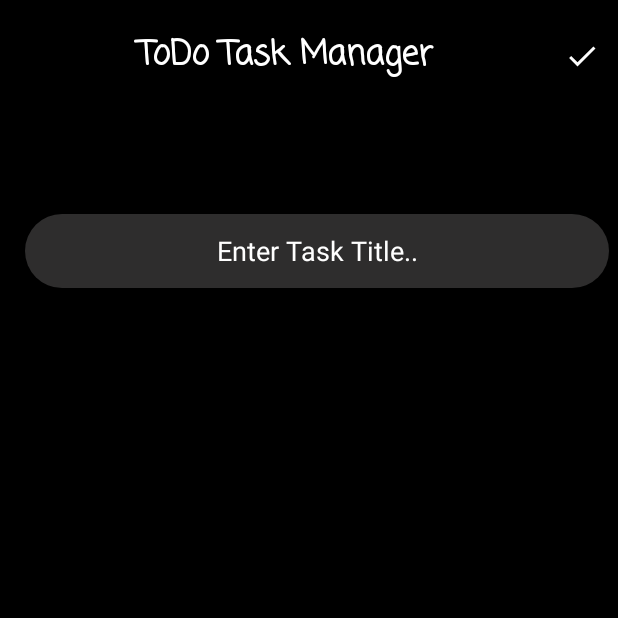
After one commit to amalgir/todo-task-manager-app, an Android app: the NewTaskActivity screen opened directly, with no data from a screen before it, on a phone screen of 412 x 824 dp, the top half of it. The commit adds this screen. Run offline under Robolectric (Android 15) with nearby library versions, the phone set to English and light mode, and no system bars.

Commit message:
feat: add new task screen with toolbar and menu to enter task category title

```diff
--- a/app/src/main/AndroidManifest.xml
+++ b/app/src/main/AndroidManifest.xml
@@ -9,6 +9,7 @@
         android:roundIcon="@mipmap/ic_launcher_round"
         android:supportsRtl="true"
         android:theme="@style/Theme.Todo_task_manager">
+        <activity android:name=".NewTaskActivity"></activity>
         <activity android:name=".MainActivity">
             <intent-filter>
                 <action android:name="android.intent.action.MAIN" />
--- a/app/src/main/java/com/example/todo_task_manager/MainActivity.java
+++ b/app/src/main/java/com/example/todo_task_manager/MainActivity.java
@@ -7,8 +7,9 @@ import androidx.recyclerview.widget.ItemTouchHelper;
 import androidx.recyclerview.widget.LinearLayoutManager;
 import androidx.recyclerview.widget.RecyclerView;
 
-import android.content.ClipData;
+import android.content.Intent;
 import android.os.Bundle;
+import android.view.View;
 
 import java.util.ArrayList;
 import java.util.Collections;
@@ -68,6 +69,9 @@ public class MainActivity extends AppCompatActivity {
         itemTouchHelper.attachToRecyclerView(recyclerView);
     }
 
-
+    public void launchNewTaskActivity(View view){
+        Intent intent = new Intent(this, NewTaskActivity.class);
+        startActivity(intent);
+    }
 
 }
--- /dev/null
+++ b/app/src/main/java/com/example/todo_task_manager/NewTaskActivity.java
@@ -0,0 +1,74 @@
+package com.example.todo_task_manager;
+
+import androidx.annotation.NonNull;
+import androidx.appcompat.app.AppCompatActivity;
+import androidx.appcompat.widget.Toolbar;
+
+import android.annotation.SuppressLint;
+import android.os.Bundle;
+import android.view.Menu;
+import android.view.MenuItem;
+import android.view.View;
+import android.widget.EditText;
+import android.widget.TextView;
+import android.widget.Toast;
+
+
+public class NewTaskActivity extends AppCompatActivity {
+    private TextView newCategoryTextView;
+    private EditText newCategoryEditText;
+    private boolean editVisible = false;
+
+
+    @Override
+    protected void onCreate(Bundle savedInstanceState) {
+        super.onCreate(savedInstanceState);
+        setContentView(R.layout.activity_new_task);
+
+        Toolbar toolbar = findViewById(R.id.newTaskToolbar);
+        setSupportActionBar(toolbar);
+
+        newCategoryEditText = findViewById(R.id.taskCategoryEditText);
+        newCategoryTextView = findViewById(R.id.taskCategoryTextView);
+
+        initializeElementVisibility();
+    }
+
+    @Override
+    public boolean onCreateOptionsMenu(@NonNull Menu menu) {
+        getMenuInflater().inflate(R.menu.taskmenu, menu);
+
+        if(editVisible){
+            menu.getItem(0).setVisible(true);
+            menu.getItem(1).setVisible(false);
+        }
+        else{
+            menu.getItem(0).setVisible(false);
+            menu.getItem(1).setVisible(true);
+        }
+        return true;
+    }
+
+    @Override
+    public boolean onOptionsItemSelected(@NonNull MenuItem item) {
+        int itemId = item.getItemId();
+        if (itemId == R.id.editMenu){
+            newCategoryEditText.setVisibility(View.VISIBLE);
+            newCategoryTextView.setVisibility(View.GONE);
+            editVisible = false;
+            invalidateOptionsMenu();
+        }
+        else if (itemId == R.id.saveMenu){
+            newCategoryEditText.setVisibility(View.GONE);
+            newCategoryTextView.setVisibility(View.VISIBLE);
+            editVisible = true;
+            invalidateOptionsMenu();
+        }
+        return true;
+    }
+
+    public void initializeElementVisibility(){
+        newCategoryEditText.setVisibility(View.VISIBLE);
+        newCategoryTextView.setVisibility(View.GONE);
+    }
+}
--- /dev/null
+++ b/app/src/main/res/drawable/editbackground.xml
@@ -0,0 +1,12 @@
+<?xml version="1.0" encoding="utf-8"?>
+<shape xmlns:android="http://schemas.android.com/apk/res/android">
+    <solid android:color="@color/gray"/>
+    <corners
+        android:topLeftRadius="700dp"
+        android:topRightRadius="700dp"
+        android:bottomLeftRadius="700dp"
+        android:bottomRightRadius="700dp"/>
+    <size
+        android:height="500dp"
+        android:width="1000dp"/>
+</shape>
--- /dev/null
+++ b/app/src/main/res/drawable/ic_baseline_done.xml
@@ -0,0 +1,5 @@
+<vector android:height="24dp" android:tint="#FDFDFD"
+    android:viewportHeight="24" android:viewportWidth="24"
+    android:width="24dp" xmlns:android="http://schemas.android.com/apk/res/android">
+    <path android:fillColor="@android:color/white" android:pathData="M9,16.2L4.8,12l-1.4,1.4L9,19 21,7l-1.4,-1.4L9,16.2z"/>
+</vector>
--- /dev/null
+++ b/app/src/main/res/drawable/ic_baseline_edit.xml
@@ -0,0 +1,5 @@
+<vector android:height="24dp" android:tint="#FDFDFD"
+    android:viewportHeight="24" android:viewportWidth="24"
+    android:width="24dp" xmlns:android="http://schemas.android.com/apk/res/android">
+    <path android:fillColor="@android:color/white" android:pathData="M3,17.25V21h3.75L17.81,9.94l-3.75,-3.75L3,17.25zM20.71,7.04c0.39,-0.39 0.39,-1.02 0,-1.41l-2.34,-2.34c-0.39,-0.39 -1.02,-0.39 -1.41,0l-1.83,1.83 3.75,3.75 1.83,-1.83z"/>
+</vector>
--- a/app/src/main/res/layout/activity_main.xml
+++ b/app/src/main/res/layout/activity_main.xml
@@ -22,6 +22,7 @@
         android:layout_height="55dp"
         android:layout_marginBottom="36dp"
         android:background="@drawable/round_button"
+        android:onClick="launchNewTaskActivity"
         android:text="@string/plusButtonText"
         android:textColor="@color/black"
         android:textSize="27sp"
--- /dev/null
+++ b/app/src/main/res/layout/activity_new_task.xml
@@ -0,0 +1,82 @@
+<?xml version="1.0" encoding="utf-8"?>
+<androidx.constraintlayout.widget.ConstraintLayout xmlns:android="http://schemas.android.com/apk/res/android"
+    xmlns:app="http://schemas.android.com/apk/res-auto"
+    xmlns:tools="http://schemas.android.com/tools"
+    android:layout_width="match_parent"
+    android:layout_height="match_parent"
+    android:background="@color/black"
+    tools:context=".NewTaskActivity" >
+
+    <androidx.appcompat.widget.Toolbar
+        android:id="@+id/newTaskToolbar"
+        android:layout_width="0dp"
+        android:layout_height="wrap_content"
+        android:layout_marginTop="5dp"
+        android:layout_marginBottom="646dp"
+        android:background="?attr/colorPrimary"
+        android:minHeight="?attr/actionBarSize"
+
+        android:theme="?attr/actionBarTheme"
+        app:layout_constraintBottom_toBottomOf="parent"
+        app:layout_constraintEnd_toEndOf="parent"
+        app:layout_constraintHorizontal_bias="0.0"
+        app:layout_constraintStart_toStartOf="parent"
+        app:layout_constraintTop_toTopOf="parent"
+        app:layout_constraintVertical_bias="0.034">
+
+        <TextView
+            android:layout_width="match_parent"
+            android:layout_height="match_parent"
+            android:fontFamily="casual"
+            android:text="@string/app_name"
+            android:textAlignment="center"
+            android:textColor="@color/white"
+            android:textSize="22sp"
+            android:textStyle="bold" />
+
+    </androidx.appcompat.widget.Toolbar>
+
+    <EditText
+        android:id="@+id/taskCategoryEditText"
+        android:layout_width="389dp"
+        android:layout_height="49dp"
+        android:layout_marginStart="16dp"
+        android:layout_marginTop="39dp"
+        android:layout_marginEnd="6dp"
+        android:layout_marginBottom="594dp"
+        android:ems="10"
+        android:inputType="text"
+        android:hint="@string/TaskCategoryHint"
+        android:ellipsize="start"
+        android:gravity="center"
+        android:textColor="@color/white"
+        android:autofillHints="username"
+        android:background="@drawable/editbackground"
+        android:textColorHint="@color/white"
+        app:layout_constraintBottom_toBottomOf="parent"
+        app:layout_constraintEnd_toEndOf="parent"
+        app:layout_constraintStart_toStartOf="parent"
+        app:layout_constraintTop_toBottomOf="@+id/newTaskToolbar" />
+
+    <TextView
+        android:id="@+id/taskCategoryTextView"
+        android:layout_width="389dp"
+        android:layout_height="49dp"
+        android:layout_marginStart="16dp"
+        android:layout_marginTop="39dp"
+        android:layout_marginEnd="16dp"
+        android:layout_marginBottom="594dp"
+        android:ems="10"
+        android:text="test data"
+        android:textAlignment="center"
+        android:textColor="@color/white"
+        android:textSize="18sp"
+        app:layout_constraintBottom_toBottomOf="parent"
+        app:layout_constraintEnd_toEndOf="parent"
+        app:layout_constraintStart_toStartOf="parent"
+        app:layout_constraintTop_toBottomOf="@+id/newTaskToolbar" />
+
+
+
+
+</androidx.constraintlayout.widget.ConstraintLayout>
--- /dev/null
+++ b/app/src/main/res/menu/taskmenu.xml
@@ -0,0 +1,16 @@
+<?xml version="1.0" encoding="utf-8"?>
+<menu xmlns:android="http://schemas.android.com/apk/res/android"
+    xmlns:app="http://schemas.android.com/apk/res-auto">
+    <item
+        android:title="@string/edit"
+        android:id="@+id/editMenu"
+        android:icon="@drawable/ic_baseline_edit"
+        app:showAsAction="always" />
+
+    <item
+        android:title="@string/save"
+        android:id="@+id/saveMenu"
+        android:icon="@drawable/ic_baseline_done"
+        app:showAsAction="always"/>
+
+</menu>
--- a/app/src/main/res/values/colors.xml
+++ b/app/src/main/res/values/colors.xml
@@ -7,4 +7,5 @@
     <color name="teal_700">#FF018786</color>
     <color name="black">#FF000000</color>
     <color name="white">#FFFFFFFF</color>
+    <color name="gray">#2e2d2d</color>
 </resources>
--- a/app/src/main/res/values/strings.xml
+++ b/app/src/main/res/values/strings.xml
@@ -1,4 +1,7 @@
 <resources>
     <string name="app_name">ToDo Task Manager</string>
     <string name="plusButtonText">+</string>
+    <string name="TaskCategoryHint">Enter Task Title..</string>
+    <string name="edit">Edit</string>
+    <string name="save">Save</string>
 </resources>
--- a/app/src/main/res/values/themes.xml
+++ b/app/src/main/res/values/themes.xml
@@ -1,6 +1,6 @@
 <resources xmlns:tools="http://schemas.android.com/tools">
     <!-- Base application theme. -->
-    <style name="Theme.Todo_task_manager" parent="Theme.MaterialComponents.DayNight.DarkActionBar">
+    <style name="Theme.Todo_task_manager" parent="Theme.MaterialComponents.DayNight.NoActionBar">
         <!-- Primary brand color. -->
         <item name="colorPrimary">@color/black</item>
         <item name="colorPrimaryVariant">@color/purple_700</item>
```
